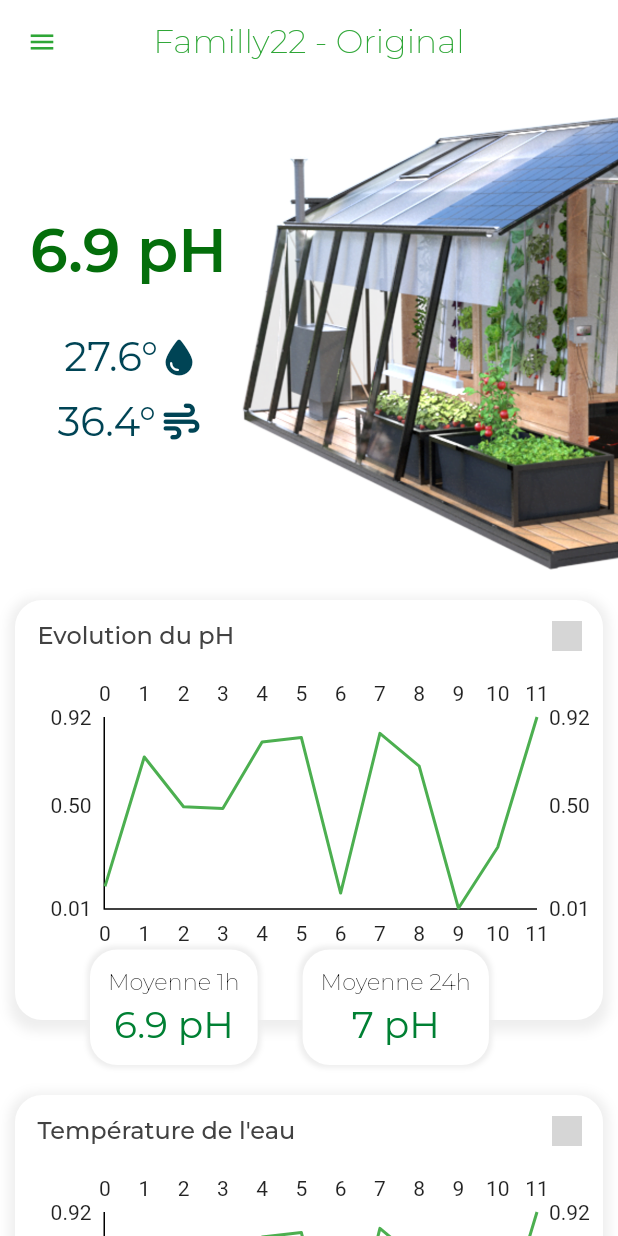
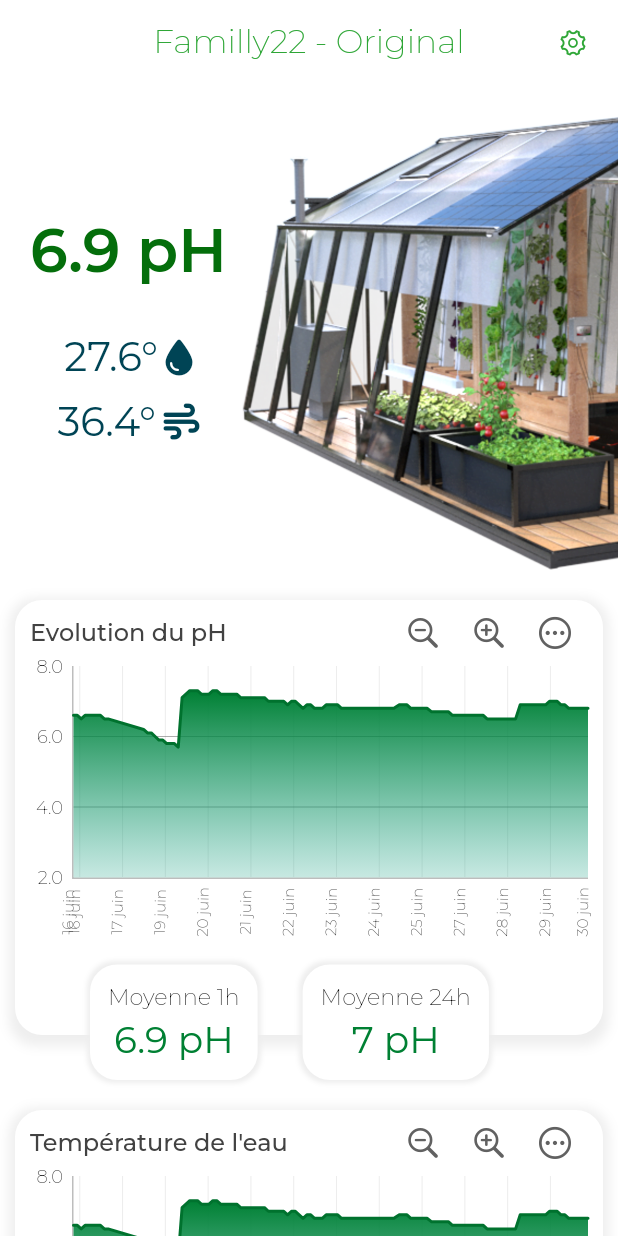
Before and after one commit to raoulh/my_greenhouse, a Flutter app: the screen it shows after launch, on a phone screen of 412 x 824 dp. Run offline on Flutter 3.47's test engine with Material 2 defaults, Android fonts, the phone set to English and light mode, and no system bars; drawn by our look-alikes of fl_chart; our stand-ins replace flutter_secure_storage, flutter_svg, font_awesome_flutter, google_fonts, progress_state_button; grey boxes are pictures that could not be loaded.

Commit message:
Improve chart

```diff
--- a/lib/main.dart
+++ b/lib/main.dart
@@ -1,5 +1,9 @@
 import 'package:flutter/material.dart';
 import 'package:flutter/services.dart';
+
+import 'package:intl/intl.dart';
+import 'package:intl/date_symbol_data_local.dart';
+import 'package:flutter_localizations/flutter_localizations.dart';
 
 import 'package:my_greenhouse/routes/routes.dart';
 import 'package:my_greenhouse/services/auth_service.dart';
@@ -36,6 +40,21 @@ class _MyAppState extends State<MyApp> {
         title: 'MyFood App',
         initialRoute: 'dashboard',
         routes: appRoutes,
+        localeResolutionCallback: (deviceLocale, supportedLocales) {
+          Intl.defaultLocale = deviceLocale.toString();
+          return deviceLocale;
+        },
+        locale: const Locale("fr", "FR"),
+        localizationsDelegates: const [
+          //MyLocalizationsDelegate(),
+          GlobalMaterialLocalizations.delegate,
+          GlobalWidgetsLocalizations.delegate,
+          GlobalCupertinoLocalizations.delegate,
+        ],
+        supportedLocales: const [
+          Locale('en', 'US'), // English
+          Locale('fr', 'FR'), // French
+        ],
       ),
     );
   }
--- /dev/null
+++ b/lib/models/graphs/graphs.dart
@@ -0,0 +1,91 @@
+class RawData {
+  final bool? failed;
+  final bool? succeeded;
+  final ResultData? data;
+
+  RawData({this.data, this.failed, this.succeeded});
+
+  factory RawData.fromJson(Map<String, dynamic> json) {
+    return RawData(
+      failed: json['failed'] as bool,
+      succeeded: json['succeeded'] as bool,
+      data: json['data'] != null ? ResultData.fromJson(json['data']) : null,
+    );
+  }
+
+  Map<String, dynamic> toJson() {
+    return {
+      'succeeded': succeeded,
+      'failed': failed,
+      'data': data != null ? data?.toJson() : {},
+    };
+  }
+}
+
+class ResultData {
+  final List<MeasValue> resultData;
+
+  ResultData({required this.resultData});
+
+  factory ResultData.fromJson(Map<String, dynamic> json) {
+    final ResultData res = ResultData(resultData: []);
+    if (json['resultData'] != null) {
+      json['resultData'].forEach((v) {
+        res.resultData.add(MeasValue.fromJson(v));
+      });
+    }
+
+    return res;
+  }
+
+  Map<String, dynamic> toJson() {
+    return {
+      'resultData': resultData.map((v) => v.toJson()).toList(),
+    };
+  }
+}
+
+class MeasValue {
+  final double value;
+  final DateTime captureDate;
+
+  MeasValue({required this.value, required this.captureDate});
+
+  factory MeasValue.fromJson(Map<String, dynamic> json) {
+    return MeasValue(
+      value: _toDouble(json['value']),
+      captureDate: _toDateTime(json['captureDate']),
+    );
+  }
+
+  Map<String, dynamic> toJson() {
+    return {
+      'value': value.toString(),
+      'captureDate': captureDate.toString(),
+    };
+  }
+}
+
+double _toDouble(data) {
+  if (data == null) {
+    return 0;
+  }
+  if (data is int) {
+    return data.toDouble();
+  }
+  return data as double;
+}
+
+DateTime _toDateTime(data) {
+  if (data == null) {
+    return DateTime.now();
+  }
+  if (data is String) {
+    if (data.contains(".")) {
+      //data = data.substring(0, data.length - 1);
+    }
+
+    return DateTime.parse(data);
+  }
+  return DateTime.now();
+}
--- /dev/null
+++ b/lib/models/models.dart
@@ -0,0 +1,2 @@
+export "./graphs/graphs.dart";
+export "./demo_data_loader.dart";
--- a/lib/ui/page/dashboard_page.dart
+++ b/lib/ui/page/dashboard_page.dart
@@ -1,6 +1,7 @@
 import 'dart:io';
 import 'dart:math';
 
+import 'package:flutter/cupertino.dart';
 import 'package:flutter/material.dart';
 import 'package:flutter_svg/svg.dart';
 import 'package:google_fonts/google_fonts.dart';
@@ -69,14 +70,16 @@ class _AppBar extends StatelessWidget implements PreferredSizeWidget {
     return AppBar(
       elevation: 0,
       scrolledUnderElevation: 4,
-      leading: IconButton(
-        icon: const Icon(
-          Icons.menu,
+      actions: [
+        CupertinoButton(
+          child: const Icon(
+            CupertinoIcons.gear,
             color: Color(0xff2ea636),
             size: 20,
           ),
           onPressed: () => {},
         ),
+      ],
       centerTitle: true,
       title: Text(
         'Familly22 - Original',
@@ -197,8 +200,8 @@ class _ChartSection extends StatelessWidget {
         children: [
           Container(
             margin: const EdgeInsets.fromLTRB(10, 10, 10, 30),
-            padding: const EdgeInsets.fromLTRB(15, 0, 0, 0),
-            height: 280,
+            padding: const EdgeInsets.fromLTRB(10, 0, 10, 0),
+            height: 290,
             width: double.infinity,
             decoration: BoxDecoration(
               color: Colors.white,
@@ -227,17 +230,40 @@ class _ChartSection extends StatelessWidget {
                         color: Colors.grey[800],
                       ),
                     ),
-                    IconButton(
-                      icon: SvgPicture.asset(
-                        "assets/dots_three_circle_icon.svg",
-                        color: Colors.grey[800],
-                        width: 20,
+                    Row(
+                      children: [
+                        CupertinoButton(
+                          padding: const EdgeInsets.all(8),
+                          child: Icon(
+                            CupertinoIcons.zoom_out,
+                            color: Colors.grey[700],
+                            size: 25.0,
+                          ),
+                          onPressed: () => {},
+                        ),
+                        CupertinoButton(
+                          padding: const EdgeInsets.all(8),
+                          child: Icon(
+                            CupertinoIcons.zoom_in,
+                            color: Colors.grey[700],
+                            size: 25.0,
+                          ),
+                          onPressed: () => {},
+                        ),
+                        CupertinoButton(
+                          padding: const EdgeInsets.all(8),
+                          child: Icon(
+                            CupertinoIcons.ellipsis_circle,
+                            color: Colors.grey[700],
+                            size: 25.0,
                           ),
                           onPressed: () => {},
                         ),
                       ],
+                    )
+                  ],
                 ),
-                LineChartWidget(pricePoints, random.nextBool()),
+                const LineChartWidget(),
               ],
             ),
           ),
--- a/lib/ui/widgets/chart.dart
+++ b/lib/ui/widgets/chart.dart
@@ -1,44 +1,155 @@
 import 'package:fl_chart/fl_chart.dart';
 import 'package:flutter/material.dart';
-import 'dart:math';
-import 'package:collection/collection.dart';
+import 'package:my_greenhouse/models/models.dart';
+import 'package:google_fonts/google_fonts.dart';
+import 'package:intl/intl.dart';
 
-class PricePoint {
-  final double x;
-  final double y;
+class LineChartWidget extends StatefulWidget {
+  const LineChartWidget({Key? key}) : super(key: key);
 
-  PricePoint({required this.x, required this.y});
+  @override
+  State<LineChartWidget> createState() => _LineChartState();
 }
 
-List<PricePoint> get pricePoints {
-  final Random random = Random();
-  final randomNumbers = <double>[];
-  for (var i = 1; i <= 12; i++) {
-    randomNumbers.add(random.nextDouble());
+class _LineChartState extends State<LineChartWidget> {
+  double _minX = 0;
+  double _maxX = 0;
+  double _minY = 2;
+  double _maxY = 8;
+  final int _divider = 1;
+
+  double _zoomMin = 0, _zoomMax = 0;
+  double _zoomStep = 0;
+
+  List<FlSpot>? _values = const [];
+
+  final List<Color> _gradientColors = [
+    const Color(0xff008033),
+    const Color.fromARGB(61, 22, 160, 132),
+  ];
+
+  @override
+  void initState() {
+    super.initState();
+    _prepareDemoPHData();
   }
 
-  return randomNumbers
-      .mapIndexed(
-          (index, element) => PricePoint(x: index.toDouble(), y: element))
-      .toList();
+  void _prepareDemoPHData() async {
+    final List<MeasValue>? data = await loadPHData();
+
+    data?.sort((a, b) {
+      //sorting in ascending order
+      return a.captureDate.compareTo(b.captureDate);
+    });
+
+    double minY = 2;
+    double maxY = 8;
+
+    _values = data?.map((mvalue) {
+      if (minY > mvalue.value) minY = mvalue.value;
+      if (maxY < mvalue.value) maxY = mvalue.value;
+      return FlSpot(
+        mvalue.captureDate.millisecondsSinceEpoch.toDouble(),
+        mvalue.value,
+      );
+    }).toList();
+
+    _minX = _values!.first.x;
+    _maxX = _values!.last.x;
+    _minY = (minY / _divider).floorToDouble() * _divider;
+    _maxY = (maxY / _divider).ceilToDouble() * _divider;
+    _zoomMin = _minX;
+    _zoomMax = _maxX;
+    _zoomStep = (_zoomMax - _zoomMin) / 12;
+
+    setState(() {});
   }
 
-const _dashArray = [4, 2];
+  void zoomIn() {
+    setState(() {});
+  }
 
-class LineChartWidget extends StatelessWidget {
-  final List<PricePoint> points;
-  final bool isPositiveChange;
+  void zoomOut() {
+    setState(() {});
+  }
 
-  const LineChartWidget(this.points, this.isPositiveChange, {Key? key})
-      : super(key: key);
+  LineChartBarData _lineBarData() {
+    return LineChartBarData(
+      spots: _values,
+      isCurved: false,
+      color: const Color.fromARGB(255, 0, 114, 46),
+      barWidth: 2,
+      isStrokeCapRound: true,
+      dotData: FlDotData(show: false),
+      belowBarData: BarAreaData(
+        show: true,
+        gradient: LinearGradient(
+          begin: Alignment.topCenter,
+          end: Alignment.bottomCenter,
+          colors: _gradientColors,
+          stops: const [0, 1],
+        ),
+      ),
+    );
+  }
+
+  Widget _leftTitleWidgets(double value, TitleMeta meta) {
+    TextStyle style = GoogleFonts.montserrat(
+      fontSize: 12,
+      fontWeight: FontWeight.w200,
+      color: Colors.black,
+    );
+    return SideTitleWidget(
+      axisSide: meta.axisSide,
+      space: 6,
+      child: Text(value.toString(), style: style, textAlign: TextAlign.center),
+    );
+  }
+
+  Widget _bottomTitleWidgets(double value, TitleMeta meta) {
+    final style = GoogleFonts.montserrat(
+      fontSize: 10,
+      fontWeight: FontWeight.w200,
+      color: Colors.black,
+    );
+
+    var dt = DateTime.fromMillisecondsSinceEpoch(value.toInt());
+    String fmt = DateFormat(DateFormat.ABBR_MONTH_DAY, Intl.getCurrentLocale())
+        .format(dt);
+
+    return SideTitleWidget(
+      angle: 55,
+      space: 12,
+      axisSide: meta.axisSide,
+      child: Text(fmt, style: style),
+    );
+  }
+
+  FlLine _drawingVerticalLine(double value) {
+    return FlLine(
+      color: Colors.grey[300],
+      strokeWidth: 0.4,
+    );
+  }
+
+  FlLine _drawingHorizontalLine(double value) {
+    return FlLine(
+      color: Colors.grey[600],
+      strokeWidth: 0.4,
+    );
+  }
 
   @override
   Widget build(BuildContext context) {
-    final minY = points.map((point) => point.y).reduce(min);
-    final maxY = points.map((point) => point.y).reduce(max);
-
     return AspectRatio(
       aspectRatio: 2,
+      child: GestureDetector(
+        onDoubleTap: () {
+          setState(() {
+            _minX = _zoomMin;
+            _maxX = _zoomMax;
+          });
+        },
         child: LineChart(
           LineChartData(
             lineTouchData: LineTouchData(
@@ -48,22 +159,39 @@ class LineChartWidget extends StatelessWidget {
                   // TODO : Utilize touch event here to perform any operation
                 },
                 touchTooltipData: LineTouchTooltipData(
-                tooltipBgColor: Colors.blue,
-                tooltipRoundedRadius: 20.0,
+                  tooltipBgColor: Colors.green[900],
+                  tooltipRoundedRadius: 10.0,
                   showOnTopOfTheChartBoxArea: true,
                   fitInsideHorizontally: true,
                   tooltipMargin: 0,
                   getTooltipItems: (touchedSpots) {
                     return touchedSpots.map(
                       (LineBarSpot touchedSpot) {
-                      const textStyle = TextStyle(
-                        fontSize: 10,
-                        fontWeight: FontWeight.w700,
+                        TextStyle textStyle = GoogleFonts.montserrat(
+                          fontSize: 14,
+                          fontWeight: FontWeight.w500,
                           color: Colors.white,
                         );
+
+                        //format datetime
+                        var dt = DateTime.fromMillisecondsSinceEpoch(
+                            touchedSpot.x.toInt());
+                        String fmt =
+                            '${DateFormat(DateFormat.ABBR_MONTH_DAY, Intl.getCurrentLocale()).format(dt)} ${DateFormat(DateFormat.HOUR24_MINUTE, Intl.getCurrentLocale()).format(dt)}';
+
                         return LineTooltipItem(
-                        points[touchedSpot.spotIndex].y.toInt().toString(),
+                          '${touchedSpot.y.toString()} \n',
                           textStyle,
+                          children: [
+                            TextSpan(
+                              text: fmt,
+                              style: GoogleFonts.montserrat(
+                                fontSize: 10,
+                                fontWeight: FontWeight.w300,
+                                color: Colors.white,
+                              ),
+                            ),
+                          ],
                         );
                       },
                     ).toList();
@@ -76,69 +204,56 @@ class LineChartWidget extends StatelessWidget {
                       final line = FlLine(
                         color: Colors.grey,
                         strokeWidth: 1,
-                        dashArray: _dashArray);
+                        dashArray: [4, 2],
+                      );
                       return TouchedSpotIndicatorData(
                         line,
-                      FlDotData(show: false),
+                        FlDotData(show: true),
                       );
                     },
                   ).toList();
                 },
                 getTouchLineEnd: (_, __) => double.infinity),
-          lineBarsData: [
-            LineChartBarData(
-              spots: points.map((point) => FlSpot(point.x, point.y)).toList(),
-              isCurved: false,
-              color: isPositiveChange ? Colors.green : Colors.red,
-              dotData: FlDotData(
-                show: false,
+            lineBarsData: [_lineBarData()],
+            minY: _minY,
+            minX: _minX,
+            maxY: _maxY,
+            maxX: _maxX,
+            borderData: FlBorderData(
+              border: const Border(
+                bottom: BorderSide(color: Colors.black26),
+                left: BorderSide(color: Colors.black26),
               ),
             ),
-          ],
-          minY: minY,
-          minX: 0,
-          maxY: maxY,
-          borderData: FlBorderData(
-              border: const Border(bottom: BorderSide(), left: BorderSide())),
-          gridData: FlGridData(show: false),
-          // titlesData: FlTitlesData(
-          //   bottomTitles: _bottomTitles,
-          //   leftTitles: SideTitles(showTitles: false),
-          //   topTitles: SideTitles(showTitles: false),
-          //   rightTitles: SideTitles(showTitles: false),
-          // ),
+            gridData: FlGridData(
+              show: true,
+              drawHorizontalLine: true,
+              drawVerticalLine: true,
+              getDrawingVerticalLine: _drawingVerticalLine,
+              getDrawingHorizontalLine: _drawingHorizontalLine,
+            ),
+            titlesData: FlTitlesData(
+              topTitles: AxisTitles(sideTitles: SideTitles(showTitles: false)),
+              rightTitles:
+                  AxisTitles(sideTitles: SideTitles(showTitles: false)),
+              bottomTitles: AxisTitles(
+                sideTitles: SideTitles(
+                  showTitles: true,
+                  reservedSize: 44,
+                  getTitlesWidget: _bottomTitleWidgets,
+                ),
+              ),
+              leftTitles: AxisTitles(
+                sideTitles: SideTitles(
+                  showTitles: true,
+                  reservedSize: 28,
+                  getTitlesWidget: _leftTitleWidgets,
+                ),
+              ),
+            ),
+          ),
         ),
       ),
     );
   }
 }
-/*
-SideTitles get _bottomTitles => SideTitles(
-      showTitles: true,
-      reservedSize: 22,
-      margin: 10,
-      interval: 1,
-      getTextStyles: (context, value) => const TextStyle(
-        color: Colors.blueGrey,
-        fontWeight: FontWeight.bold,
-        fontSize: 16,
-      ),
-      getTitles: (value) {
-        switch (value.toInt()) {
-          case 1:
-            return 'Jan';
-          case 3:
-            return 'Mar';
-          case 5:
-            return 'May';
-          case 7:
-            return 'Jul';
-          case 9:
-            return 'Sep';
-          case 11:
-            return 'Nov';
-        }
-        return '';
-      },
-    );
-*/
--- a/pubspec.yaml
+++ b/pubspec.yaml
@@ -43,6 +43,9 @@ dependencies:
   font_awesome_flutter: ^10.1.0
   fl_chart: ^0.55.0
   collection: ^1.16.0
+  intl: ^0.17.0
+  flutter_localizations:
+    sdk: flutter
 
 dev_dependencies:
   flutter_test:
```
Also changed, not shown: assets/ph_01.json (added, +1 -0 lines), lib/models/demo_data_loader.dart (added, +12 -0 lines), pubspec.lock. Lines whose indentation alone changed are shown as unchanged.
